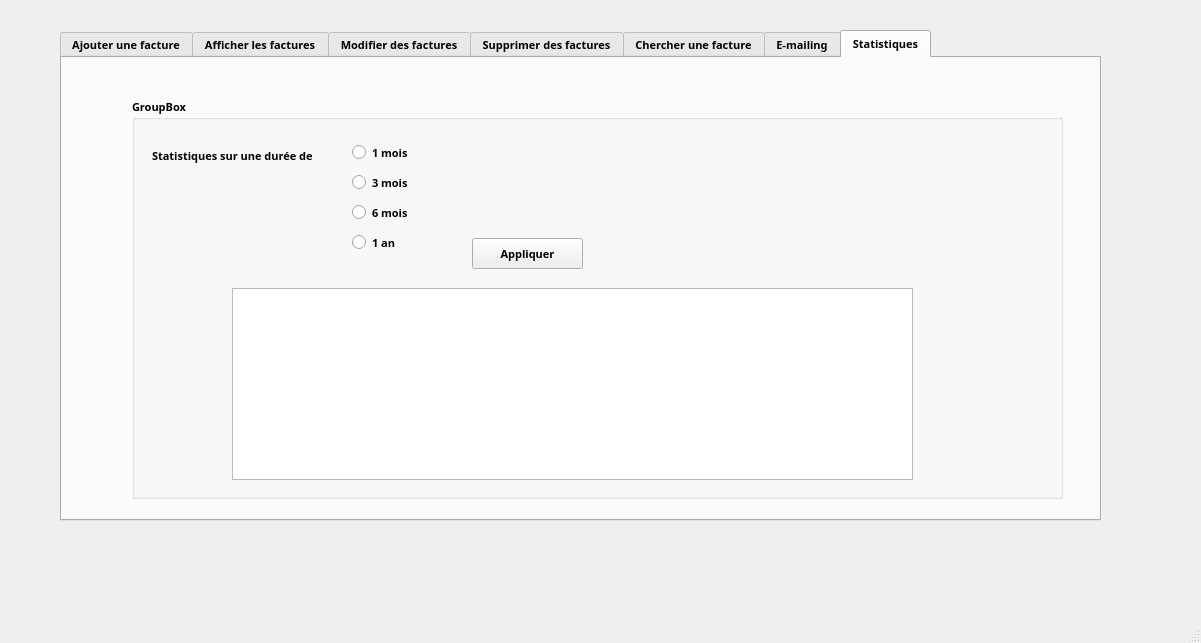
Above: mainwindow.ui from hedithameur/Projet_C- before the change. Below: the same form after it.
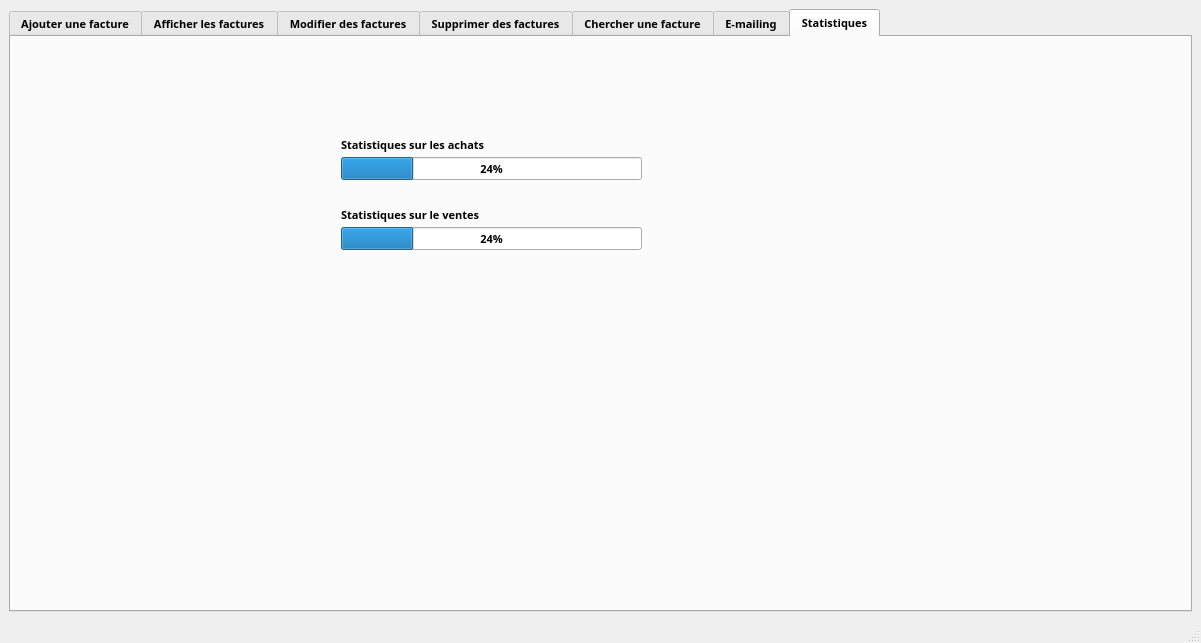
That is the form after the change. The open tabs and pages were chosen to show the change.

```diff
--- a/mainwindow.ui
+++ b/mainwindow.ui
@@ -14,15 +14,9 @@
    <string>MainWindow</string>
   </property>
   <widget class="QWidget" name="centralwidget">
+   <layout class="QHBoxLayout" name="horizontalLayout">
+    <item>
    <widget class="QTabWidget" name="tabWidget">
-    <property name="geometry">
-     <rect>
-      <x>60</x>
-      <y>30</y>
-      <width>1041</width>
-      <height>491</height>
-     </rect>
-    </property>
     <property name="font">
      <font>
       <family>Yu Gothic UI Semibold</family>
@@ -687,109 +681,62 @@
      <attribute name="title">
       <string>Statistiques</string>
      </attribute>
-     <widget class="QGroupBox" name="groupBox">
+       <widget class="QProgressBar" name="fsa">
       <property name="geometry">
        <rect>
-        <x>70</x>
-        <y>40</y>
-        <width>931</width>
-        <height>401</height>
-       </rect>
-      </property>
-      <property name="title">
-       <string>GroupBox</string>
-      </property>
-      <widget class="QLabel" name="label_17">
-       <property name="geometry">
-        <rect>
-         <x>20</x>
-         <y>50</y>
-         <width>181</width>
-         <height>16</height>
-        </rect>
-       </property>
-       <property name="text">
-        <string>Statistiques sur une durée de </string>
-       </property>
-      </widget>
-      <widget class="QRadioButton" name="radioButton">
+          <x>330</x>
+          <y>120</y>
+          <width>301</width>
+          <height>23</height>
+         </rect>
+        </property>
+        <property name="value">
+         <number>24</number>
+        </property>
+       </widget>
+       <widget class="QProgressBar" name="fsv">
        <property name="geometry">
         <rect>
-         <x>220</x>
-         <y>39</y>
-         <width>131</width>
-         <height>31</height>
-        </rect>
-       </property>
-       <property name="text">
-        <string>1 mois</string>
-       </property>
-      </widget>
-      <widget class="QRadioButton" name="radioButton_2">
-       <property name="geometry">
-        <rect>
-         <x>220</x>
-         <y>69</y>
-         <width>121</width>
-         <height>31</height>
-        </rect>
-       </property>
-       <property name="text">
-        <string>3 mois</string>
-       </property>
-      </widget>
-      <widget class="QRadioButton" name="radioButton_3">
-       <property name="geometry">
-        <rect>
-         <x>220</x>
-         <y>99</y>
-         <width>111</width>
-         <height>31</height>
-        </rect>
-       </property>
-       <property name="text">
-        <string>6 mois</string>
-       </property>
-      </widget>
-      <widget class="QRadioButton" name="radioButton_4">
-       <property name="geometry">
-        <rect>
-         <x>220</x>
-         <y>129</y>
-         <width>111</width>
-         <height>31</height>
-        </rect>
-       </property>
-       <property name="text">
-        <string>1 an</string>
-       </property>
-      </widget>
-      <widget class="QPushButton" name="pushButton_6">
-       <property name="geometry">
-        <rect>
-         <x>340</x>
-         <y>140</y>
-         <width>111</width>
-         <height>31</height>
-        </rect>
-       </property>
-       <property name="text">
-        <string>Appliquer</string>
-       </property>
-      </widget>
-      <widget class="QTableView" name="tableView">
-       <property name="geometry">
-        <rect>
-         <x>100</x>
+          <x>330</x>
          <y>190</y>
-         <width>681</width>
-         <height>192</height>
-        </rect>
-       </property>
-      </widget>
-     </widget>
-    </widget>
-   </widget>
+          <width>301</width>
+          <height>23</height>
+         </rect>
+        </property>
+        <property name="value">
+         <number>24</number>
+        </property>
+       </widget>
+       <widget class="QLabel" name="label_17">
+        <property name="geometry">
+         <rect>
+          <x>330</x>
+          <y>100</y>
+          <width>171</width>
+          <height>16</height>
+         </rect>
+        </property>
+        <property name="text">
+         <string>Statistiques sur les achats</string>
+        </property>
+       </widget>
+       <widget class="QLabel" name="label_22">
+        <property name="geometry">
+         <rect>
+          <x>330</x>
+          <y>170</y>
+          <width>181</width>
+          <height>16</height>
+         </rect>
+        </property>
+        <property name="text">
+         <string>Statistiques sur le ventes</string>
+        </property>
+       </widget>
+      </widget>
+     </widget>
+    </item>
+   </layout>
   </widget>
   <widget class="QMenuBar" name="menubar">
    <property name="geometry">
```
Left out of the diff: 105 changed lines with no effect on the pictures. Lines whose indentation alone changed are shown as unchanged.
